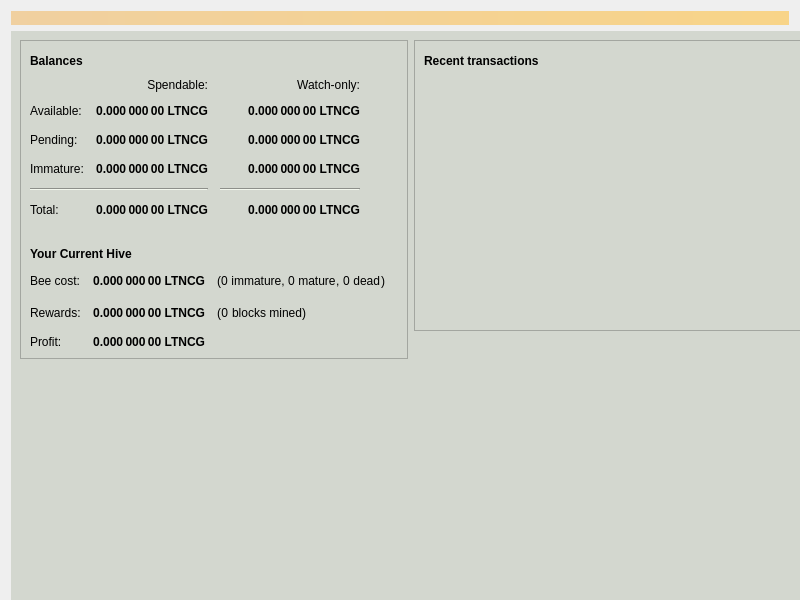
Old version of the form src/qt/forms/overviewpage.ui in the repository MerlinMagic2018/Lightning-Cash.
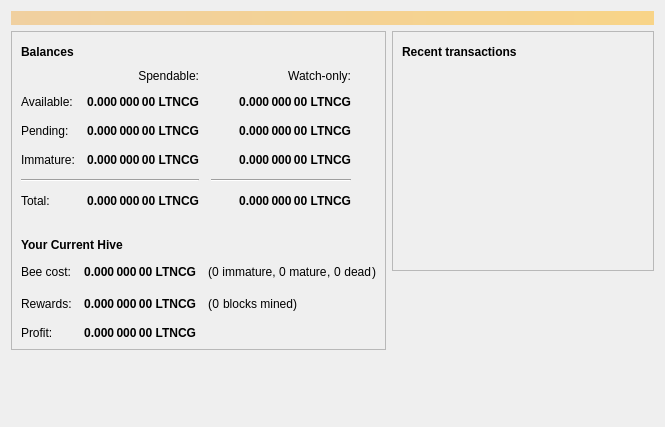
New version of the form. Icons and pictures are not drawn.

```diff
--- a/src/qt/forms/overviewpage.ui
+++ b/src/qt/forms/overviewpage.ui
@@ -6,16 +6,10 @@
    <rect>
     <x>0</x>
     <y>0</y>
-    <width>800</width>
-    <height>600</height>
+    <width>665</width>
+    <height>427</height>
    </rect>
   </property>
-  <property name="minimumSize">
-   <size>
-    <width>800</width>
-    <height>600</height>
-   </size>
-  </property>
   <property name="windowTitle">
    <string>Form</string>
   </property>
@@ -40,16 +34,6 @@
     </widget>
    </item>
    <item>
-    <widget class="QFrame" name="frameforbackground">
-     <property name="minimumSize">
-      <size>
-       <width>800</width>
-       <height>600</height>
-      </size>
-     </property>
-     <property name="styleSheet">
-      <string notr="true">background-color: rgb(211, 215, 207);</string>
-     </property>
      <layout class="QHBoxLayout" name="horizontalLayout" stretch="1,1">
       <item>
        <layout class="QVBoxLayout" name="verticalLayout_2">
@@ -768,9 +752,6 @@
        <layout class="QVBoxLayout" name="verticalLayout_3">
         <item>
          <widget class="QFrame" name="frame_2">
-          <property name="styleSheet">
-           <string notr="true"/>
-          </property>
           <property name="frameShape">
            <enum>QFrame::StyledPanel</enum>
           </property>
@@ -879,7 +860,6 @@
        </layout>
       </item>
      </layout>
-    </widget>
    </item>
   </layout>
  </widget>
```
Left out of the diff: 6 changed lines with no effect on the pictures. Lines whose indentation alone changed are shown as unchanged.
